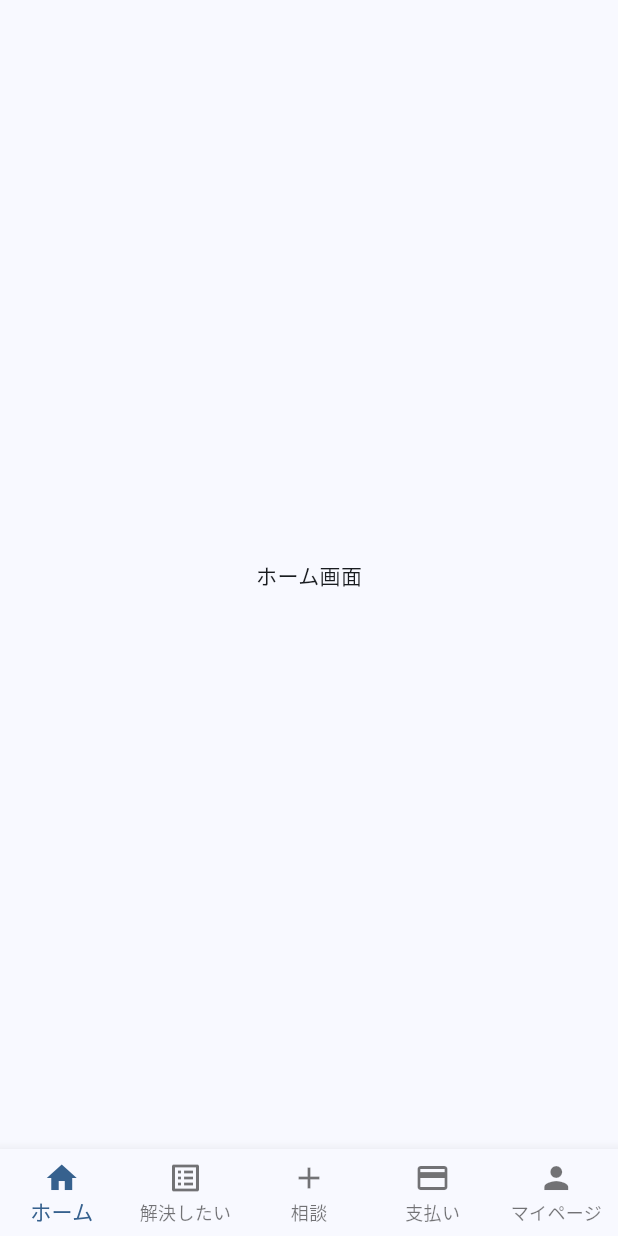
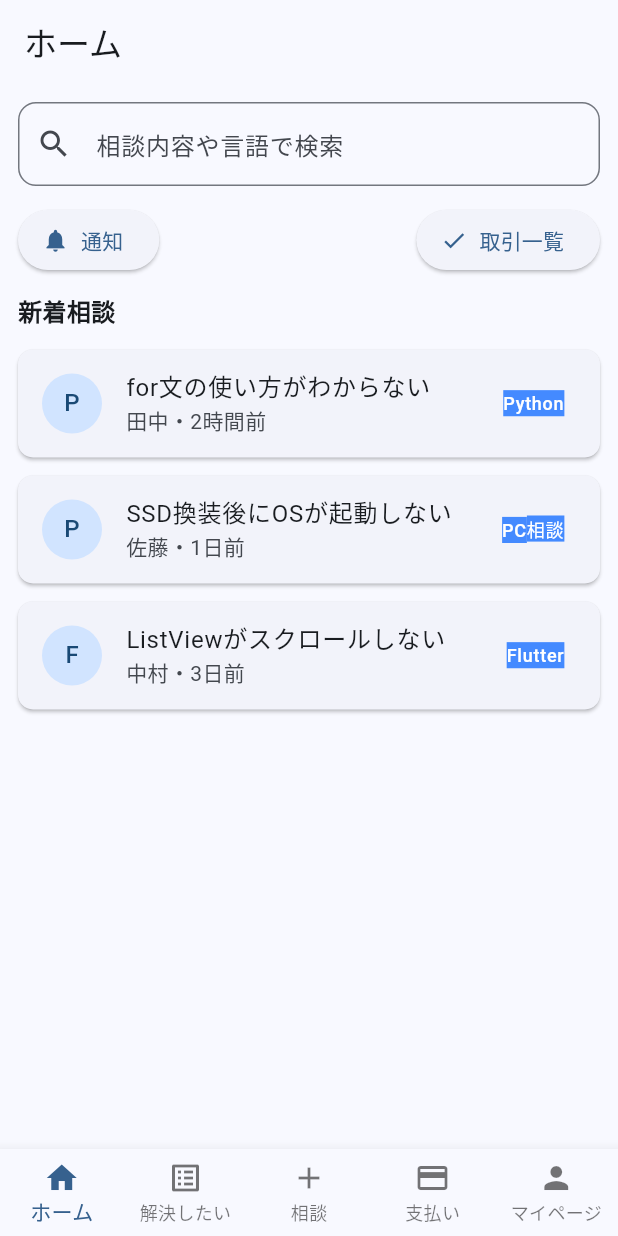
Before and after one commit to chumenium/graduation-project, a Flutter app: the MainNavigation screen opened directly, on a phone screen of 412 x 824 dp. Run offline on Flutter 3.47's test engine with Material 3 defaults, Android fonts, the light colour scheme and no system bars; our stand-ins replace firebase_auth, firebase_core, google_sign_in; accounts and stored records are empty.

Commit message:
ホームすっ飛ばし

```diff
--- a/lib/main.dart
+++ b/lib/main.dart
@@ -31,7 +31,7 @@
         useMaterial3: true,
       ),
       themeMode: ThemeMode.system,
-      home: const AuthGate(), // ← ここが切り替え処理
+      home: const MainNavigation(),
     );
   }
 }
--- a/lib/screens/main_pages/home_screen.dart
+++ b/lib/screens/main_pages/home_screen.dart
@@ -5,8 +5,89 @@ class HomeScreen extends StatelessWidget {
 
   @override
   Widget build(BuildContext context) {
-    return const Scaffold(
-      body: Center(child: Text('ホーム画面')),
+    // 仮データ（後でモデルとFirestore接続へ置き換え）
+    final consultations = [
+      {'category': 'Python', 'title': 'for文の使い方がわからない', 'user': '田中', 'date': '2時間前'},
+      {'category': 'PC相談', 'title': 'SSD換装後にOSが起動しない', 'user': '佐藤', 'date': '1日前'},
+      {'category': 'Flutter', 'title': 'ListViewがスクロールしない', 'user': '中村', 'date': '3日前'},
+    ];
+
+    return Scaffold(
+      appBar: AppBar(
+        title: const Text('ホーム'),
+      ),
+      body: Padding(
+        padding: const EdgeInsets.all(12),
+        child: Column(
+          crossAxisAlignment: CrossAxisAlignment.start,
+          children: [
+            // 🔍 検索ボックス
+            TextField(
+              decoration: InputDecoration(
+                hintText: '相談内容や言語で検索',
+                prefixIcon: const Icon(Icons.search),
+                border: OutlineInputBorder(borderRadius: BorderRadius.circular(12)),
+              ),
+            ),
+            const SizedBox(height: 12),
+
+            // 🔔 通知・取引ボタン
+            Row(
+              mainAxisAlignment: MainAxisAlignment.spaceBetween,
+              children: [
+                ElevatedButton.icon(
+                  onPressed: () {
+                    Navigator.pushNamed(context, '/notifications');
+                  },
+                  icon: const Icon(Icons.notifications),
+                  label: const Text('通知'),
+                ),
+                ElevatedButton.icon(
+                  onPressed: () {
+                    Navigator.pushNamed(context, '/transactions');
+                  },
+                  icon: const Icon(Icons.check),
+                  label: const Text('取引一覧'),
+                ),
+              ],
+            ),
+            const SizedBox(height: 12),
+
+            // 📝 相談カード一覧
+            const Text('新着相談', style: TextStyle(fontSize: 16, fontWeight: FontWeight.bold)),
+            const SizedBox(height: 8),
+
+            Expanded(
+              child: ListView.builder(
+                itemCount: consultations.length,
+                itemBuilder: (context, index) {
+                  final c = consultations[index];
+                  return Card(
+                    shape: RoundedRectangleBorder(borderRadius: BorderRadius.circular(10)),
+                    margin: const EdgeInsets.symmetric(vertical: 6),
+                    child: ListTile(
+                      leading: CircleAvatar(
+                        child: Text(c['category']![0]),
+                      ),
+                      title: Text(c['title'] ?? ''),
+                      subtitle: Text('${c['user']}・${c['date']}'),
+                      trailing: Text(c['category'] ?? '',
+                          style: const TextStyle(
+                            fontSize: 12,
+                            color: Colors.white,
+                            backgroundColor: Colors.blueAccent,
+                          )),
+                      onTap: () {
+                        // TODO: 詳細画面へ遷移
+                      },
+                    ),
+                  );
+                },
+              ),
+            ),
+          ],
+        ),
+      ),
     );
   }
 }
```
Also changed, not shown: 3 other files.
